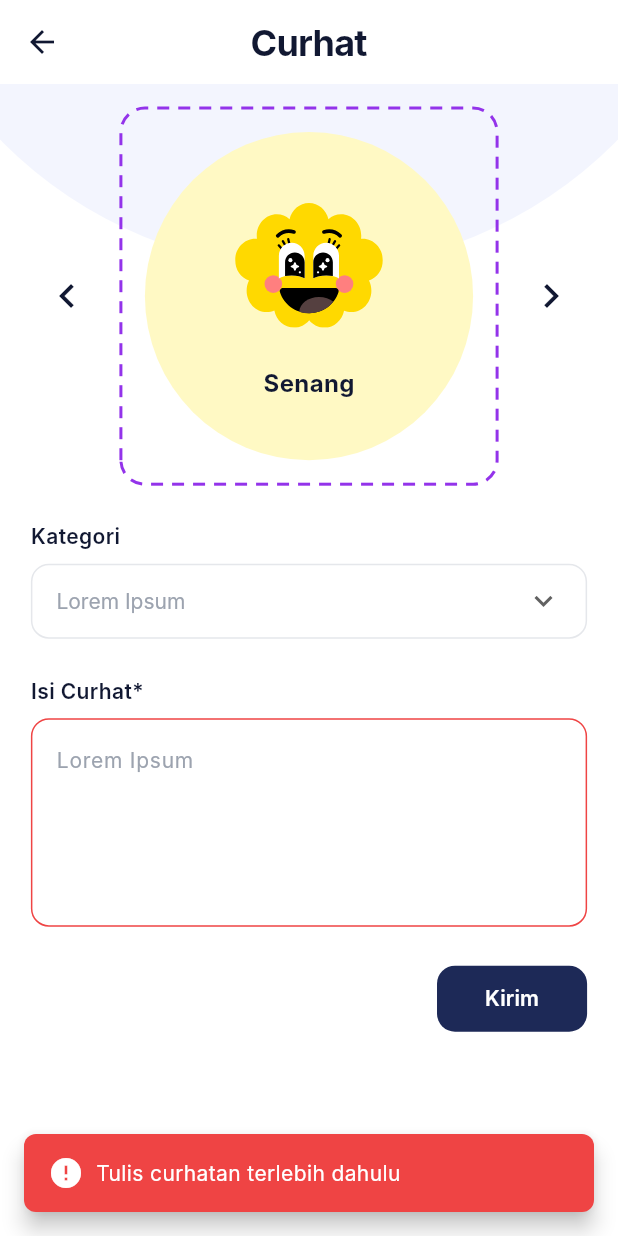
After one commit to DeepSyyy/Spatium, a Flutter app: the CreateCurhatPage screen opened directly, after a tap on the "chevron left" icon, after a tap on the "chevron right" icon, after a tap on "Kirim", on a phone screen of 412 x 824 dp. The commit adds this screen. Run offline on Flutter 3.47's test engine with Material 3 defaults, Android fonts, the phone set to English and light mode, and no system bars; our stand-ins replace flutter_svg; Roboto replaces fonts that are missing (Inter).

Commit message:
feat: curhat baru, gagal kirim curhat

```diff
--- /dev/null
+++ b/lib/features/timeline/presentation/page/create_curhat_page.dart
@@ -0,0 +1,301 @@
+import 'package:flutter/material.dart';
+import 'package:flutter_svg/flutter_svg.dart';
+import 'package:spatium/features/timeline/presentation/widget/mood_selector.dart';
+import 'package:spatium/styles/colors.dart';
+import 'package:spatium/styles/typography.dart';
+import 'package:spatium/usable/custom_text_field.dart';
+
+class CreateCurhatPage extends StatefulWidget {
+  const CreateCurhatPage({super.key});
+
+  @override
+  State<CreateCurhatPage> createState() => _CreateCurhatPageState();
+}
+
+class _CreateCurhatPageState extends State<CreateCurhatPage> {
+  final TextEditingController _curhatController = TextEditingController();
+  String? _selectedKategori;
+  String _selectedMood = 'Senang';
+  bool _isError = false;
+
+  final List<String> _kategoriList = [
+    'Lorem Ipsum',
+    'Pekerjaan',
+    'Keluarga',
+    'Percintaan',
+    'Kesehatan',
+    'Keuangan',
+    'Lainnya',
+  ];
+
+  @override
+  void dispose() {
+    _curhatController.dispose();
+    super.dispose();
+  }
+
+  void _submitCurhat() {
+    setState(() {
+      _isError = false;
+    });
+
+    if (_curhatController.text.trim().isEmpty) {
+      setState(() {
+        _isError = true;
+      });
+
+      ScaffoldMessenger.of(context).showSnackBar(
+        SnackBar(
+          content: Row(
+            children: [
+              const Icon(Icons.error, color: Colors.white),
+              const SizedBox(width: 8),
+              Expanded(
+                child: Text(
+                  'Tulis curhatan terlebih dahulu',
+                  style: SpatiumTypography.bodyRegular.copyWith(
+                    color: Colors.white,
+                  ),
+                ),
+              ),
+            ],
+          ),
+          backgroundColor: AppColor.error,
+          behavior: SnackBarBehavior.floating,
+          shape: RoundedRectangleBorder(
+            borderRadius: BorderRadius.circular(8),
+          ),
+          margin: const EdgeInsets.all(16),
+        ),
+      );
+      return;
+    }
+
+    // Simulasi gagal dikirim (untuk demo)
+    // Dalam implementasi nyata, ini akan memanggil API
+    Navigator.push(
+      context,
+      MaterialPageRoute(
+        builder: (context) => const CurhatFailedPage(),
+      ),
+    );
+  }
+
+  @override
+  Widget build(BuildContext context) {
+    return Scaffold(
+      backgroundColor: const Color(0xFFFFFFFF), // Background putih #ffffff
+      appBar: AppBar(
+        backgroundColor: Colors.transparent,
+        elevation: 0,
+        leading: IconButton(
+          icon: Icon(Icons.arrow_back, color: AppColor.secondary),
+          onPressed: () => Navigator.pop(context),
+        ),
+        title: Text(
+          'Curhat',
+          style: SpatiumTypography.h1,
+        ),
+        centerTitle: true,
+      ),
+      body: Stack(
+        children: [
+          // Arc-shaped background hint (seperti busur lingkaran besar)
+          Positioned(
+            top: -MediaQuery.of(context).size.height * 0.60,
+            left: -MediaQuery.of(context).size.width * 0.2,
+            right: -MediaQuery.of(context).size.width * 0.2,
+            child: Container(
+              height: MediaQuery.of(context).size.height * 0.75,
+              decoration: const BoxDecoration(
+                color: Color(0xFFF3F5FE), // Warna hint #f3f5fe
+                borderRadius: BorderRadius.only(
+                  bottomLeft: Radius.circular(2000),
+                  bottomRight: Radius.circular(2000),
+                ),
+              ),
+            ),
+          ),
+          // Content
+          SafeArea(
+            child: SingleChildScrollView(
+              padding: EdgeInsets.symmetric(
+                horizontal: MediaQuery.of(context).size.width * 0.05,
+                vertical: 16,
+              ),
+              child: Column(
+                crossAxisAlignment: CrossAxisAlignment.start,
+                children: [
+                  // Mood Selector
+                  MoodSelector(
+                    selectedMood: _selectedMood,
+                    onMoodChanged: (mood) {
+                      setState(() {
+                        _selectedMood = mood;
+                      });
+                    },
+                  ),
+                  const SizedBox(height: 24),
+
+              // Kategori Dropdown
+              Text(
+                'Kategori',
+                style: SpatiumTypography.bodyRegular.copyWith(
+                  fontWeight: FontWeight.w600,
+                ),
+              ),
+              const SizedBox(height: 8),
+              Container(
+                padding: const EdgeInsets.symmetric(horizontal: 16),
+                decoration: BoxDecoration(
+                  color: AppColor.white,
+                  borderRadius: BorderRadius.circular(12),
+                  border: Border.all(color: AppColor.border),
+                ),
+                child: DropdownButtonHideUnderline(
+                  child: DropdownButton<String>(
+                    value: _selectedKategori,
+                    hint: Text(
+                      'Lorem Ipsum',
+                      style: SpatiumTypography.input.copyWith(
+                        color: AppColor.placeholder,
+                      ),
+                    ),
+                    isExpanded: true,
+                    icon: const Icon(Icons.keyboard_arrow_down),
+                    style: SpatiumTypography.input,
+                    items: _kategoriList.map((String kategori) {
+                      return DropdownMenuItem<String>(
+                        value: kategori,
+                        child: Text(kategori),
+                      );
+                    }).toList(),
+                    onChanged: (String? newValue) {
+                      setState(() {
+                        _selectedKategori = newValue;
+                      });
+                    },
+                  ),
+                ),
+              ),
+              const SizedBox(height: 24),
+
+              // Isi Curhat Text Area
+              Text(
+                'Isi Curhat*',
+                style: SpatiumTypography.bodyRegular.copyWith(
+                  fontWeight: FontWeight.w600,
+                ),
+              ),
+              const SizedBox(height: 8),
+              SpatiumTextField.area(
+                controller: _curhatController,
+                hintText: 'Lorem Ipsum',
+                isError: _isError,
+              ),
+              const SizedBox(height: 24),
+
+              // Kirim Button
+              Align(
+                alignment: Alignment.centerRight,
+                child: ElevatedButton(
+                  onPressed: _submitCurhat,
+                  style: ElevatedButton.styleFrom(
+                    backgroundColor: AppColor.primary,
+                    foregroundColor: AppColor.white,
+                    elevation: 0,
+                    padding: const EdgeInsets.symmetric(
+                      horizontal: 32,
+                      vertical: 12,
+                    ),
+                    shape: RoundedRectangleBorder(
+                      borderRadius: BorderRadius.circular(12),
+                    ),
+                  ),
+                  child: Text(
+                    'Kirim',
+                    style: SpatiumTypography.button,
+                  ),
+                ),
+              ),
+            ],
+          ),
+        ),
+      ),
+    ],
+    ),
+    );
+  }
+}
+
+// Halaman untuk curhatan gagal dikirim
+class CurhatFailedPage extends StatelessWidget {
+  const CurhatFailedPage({super.key});
+
+  @override
+  Widget build(BuildContext context) {
+    final screenHeight = MediaQuery.of(context).size.height;
+
+    return Scaffold(
+      backgroundColor: AppColor.white,
+      body: Stack(
+        children: [
+          // Setengah lingkaran besar dari kiri ke kanan, menembus ke atas
+          Positioned(
+            top: -screenHeight * 0.05,
+            left: -MediaQuery.of(context).size.width * 0.2,
+            right: -MediaQuery.of(context).size.width * 0.2,
+            child: Container(
+              height: screenHeight * 0.35,
+              decoration: const BoxDecoration(
+                color: Color(0xFFF3F5FE),
+                borderRadius: BorderRadius.only(
+                  bottomLeft: Radius.circular(2000),
+                  bottomRight: Radius.circular(2000),
+                ),
+              ),
+            ),
+          ),
+          // AppBar di atas hint
+          SafeArea(
+            child: Padding(
+              padding: const EdgeInsets.all(16.0),
+              child: IconButton(
+                icon: Icon(Icons.arrow_back, color: AppColor.secondary),
+                onPressed: () {
+                  Navigator.pop(context);
+                  Navigator.pop(context); // Kembali ke timeline
+                },
+              ),
+            ),
+          ),
+          // Content - SVG dan Text di tengah layar
+          Center(
+            child: Padding(
+              padding: const EdgeInsets.symmetric(horizontal: 32.0),
+              child: Column(
+                mainAxisAlignment: MainAxisAlignment.center,
+                mainAxisSize: MainAxisSize.min,
+                children: [
+                  // SVG Emoji sedih
+                  SvgPicture.asset(
+                    'assets/svg/sad.svg',
+                    width: 120,
+                    height: 120,
+                  ),
+                  const SizedBox(height: 40),
+                  // Text
+                  Text(
+                    'Curhatan gagal dikirim',
+                    style: SpatiumTypography.h1.copyWith(fontSize: 20),
+                    textAlign: TextAlign.center,
+                  ),
+                ],
+              ),
+            ),
+          ),
+        ],
+      ),
+    );
+  }
+}
--- a/lib/features/timeline/presentation/widget/app_bar_timeline.dart
+++ b/lib/features/timeline/presentation/widget/app_bar_timeline.dart
@@ -1,4 +1,5 @@
 import 'package:flutter/material.dart';
+import 'package:spatium/features/timeline/presentation/page/create_curhat_page.dart';
 import 'package:spatium/styles/colors.dart';
 import 'package:spatium/styles/typography.dart';
 
@@ -34,7 +35,17 @@ class _TimelineAppbarState extends State<TimelineAppbar> {
               ),
             ),
             const SizedBox(width: 8),
-            Container(
+            InkWell(
+              onTap: () {
+                Navigator.push(
+                  context,
+                  MaterialPageRoute(
+                    builder: (context) => const CreateCurhatPage(),
+                  ),
+                );
+              },
+              borderRadius: BorderRadius.circular(12),
+              child: Container(
                 padding: const EdgeInsets.symmetric(horizontal: 10, vertical: 6),
                 decoration: BoxDecoration(
                   color: AppColor.primary,
@@ -52,6 +63,7 @@ class _TimelineAppbarState extends State<TimelineAppbar> {
                   ],
                 ),
               ),
+            ),
           ],
         ),
       ),
--- /dev/null
+++ b/lib/features/timeline/presentation/widget/mood_selector.dart
@@ -0,0 +1,202 @@
+import 'package:flutter/material.dart';
+import 'package:flutter_svg/flutter_svg.dart';
+import 'package:spatium/styles/colors.dart';
+import 'package:spatium/styles/typography.dart';
+
+class MoodSelector extends StatefulWidget {
+  final String selectedMood;
+  final Function(String) onMoodChanged;
+
+  const MoodSelector({
+    super.key,
+    required this.selectedMood,
+    required this.onMoodChanged,
+  });
+
+  @override
+  State<MoodSelector> createState() => _MoodSelectorState();
+}
+
+class _MoodSelectorState extends State<MoodSelector> {
+  final List<MoodData> _moods = [
+    MoodData(
+      name: 'Senang',
+      svgPath: 'assets/svg/happy.svg',
+      backgroundColor: const Color(0xFFFFF9C4), // Kuning muda
+    ),
+    MoodData(
+      name: 'Biasa',
+      svgPath: 'assets/svg/neutral.svg',
+      backgroundColor: const Color(0xFFE0E0E0), // Abu-abu
+    ),
+    MoodData(
+      name: 'Sedih',
+      svgPath: 'assets/svg/sad.svg',
+      backgroundColor: const Color(0xFFBBDEFB), // Biru muda
+    ),
+    MoodData(
+      name: 'Marah',
+      svgPath: 'assets/svg/angry.svg',
+      backgroundColor: const Color(0xFFFFCDD2), // Merah muda
+    ),
+  ];
+
+  late int _currentIndex;
+
+  @override
+  void initState() {
+    super.initState();
+    _currentIndex = _moods.indexWhere((mood) => mood.name == widget.selectedMood);
+    if (_currentIndex == -1) _currentIndex = 0; // Default to first mood (Senang)
+  }
+
+  void _previousMood() {
+    setState(() {
+      _currentIndex = (_currentIndex - 1 + _moods.length) % _moods.length;
+      widget.onMoodChanged(_moods[_currentIndex].name);
+    });
+  }
+
+  void _nextMood() {
+    setState(() {
+      _currentIndex = (_currentIndex + 1) % _moods.length;
+      widget.onMoodChanged(_moods[_currentIndex].name);
+    });
+  }
+
+  @override
+  Widget build(BuildContext context) {
+    // Pastikan _currentIndex valid
+    if (_currentIndex < 0 || _currentIndex >= _moods.length) {
+      _currentIndex = 0;
+    }
+
+    final currentMood = _moods[_currentIndex];
+
+    return Row(
+      mainAxisAlignment: MainAxisAlignment.center,
+      children: [
+        // Previous Button
+        IconButton(
+          onPressed: _previousMood,
+          icon: const Icon(Icons.chevron_left, size: 32),
+          color: AppColor.secondary,
+        ),
+        const SizedBox(width: 12),
+
+        // Mood Display dengan border putus-putus (rasio 1:1)
+        Expanded(
+          child: AspectRatio(
+            aspectRatio: 1,
+            child: CustomPaint(
+              painter: DashedBorderPainter(),
+              child: Padding(
+                padding: const EdgeInsets.all(16),
+                child: Center(
+                  child: AspectRatio(
+                    aspectRatio: 1,
+                    child: LayoutBuilder(
+                      builder: (context, constraints) {
+                        final size = constraints.maxWidth;
+                        return Stack(
+                          alignment: Alignment.center,
+                          children: [
+                            // Lingkaran background PENUH dengan warna mood
+                            Container(
+                              width: size,
+                              height: size,
+                              decoration: BoxDecoration(
+                                color: currentMood.backgroundColor,
+                                shape: BoxShape.circle,
+                              ),
+                            ),
+                            // Content di dalam lingkaran
+                            Column(
+                              mainAxisAlignment: MainAxisAlignment.center,
+                              children: [
+                                // SVG Mood Icon
+                                SvgPicture.asset(
+                                  currentMood.svgPath,
+                                  width: size * 0.45,
+                                  height: size * 0.45,
+                                ),
+                                const SizedBox(height: 18),
+                                // Mood Name di dalam lingkaran
+                                Text(
+                                  currentMood.name,
+                                  style: SpatiumTypography.h3,
+                                ),
+                              ],
+                            ),
+                          ],
+                        );
+                      },
+                    ),
+                  ),
+                ),
+              ),
+            ),
+          ),
+        ),
+        const SizedBox(width: 12),
+
+        // Next Button
+        IconButton(
+          onPressed: _nextMood,
+          icon: const Icon(Icons.chevron_right, size: 32),
+          color: AppColor.secondary,
+        ),
+      ],
+    );
+  }
+}
+
+class MoodData {
+  final String name;
+  final String svgPath;
+  final Color backgroundColor;
+
+  MoodData({
+    required this.name,
+    required this.svgPath,
+    required this.backgroundColor,
+  });
+}
+
+// Custom painter untuk border putus-putus ungu
+class DashedBorderPainter extends CustomPainter {
+  @override
+  void paint(Canvas canvas, Size size) {
+    final paint = Paint()
+      ..color = const Color(0xFF9333EA) // Warna ungu
+      ..strokeWidth = 2
+      ..style = PaintingStyle.stroke;
+
+    const dashWidth = 8.0;
+    const dashSpace = 6.0;
+    const radius = 16.0;
+
+    final path = Path()
+      ..addRRect(RRect.fromRectAndRadius(
+        Rect.fromLTWH(0, 0, size.width, size.height),
+        const Radius.circular(radius),
+      ));
+
+    final pathMetrics = path.computeMetrics();
+    for (final metric in pathMetrics) {
+      double distance = 0.0;
+      while (distance < metric.length) {
+        final start = distance;
+        final end = (distance + dashWidth).clamp(0.0, metric.length);
+        canvas.drawPath(
+          metric.extractPath(start, end),
+          paint,
+        );
+        distance += dashWidth + dashSpace;
+      }
+    }
+  }
+
+  @override
+  bool shouldRepaint(covariant CustomPainter oldDelegate) => false;
+}
--- a/lib/styles/typography.dart
+++ b/lib/styles/typography.dart
@@ -1,5 +1,5 @@
 import 'package:flutter/material.dart';
-import 'colors.dart';
+import 'package:spatium/styles/colors.dart';
 
 class SpatiumTypography {
   // Base font family
```
Lines whose indentation alone changed are shown as unchanged.
